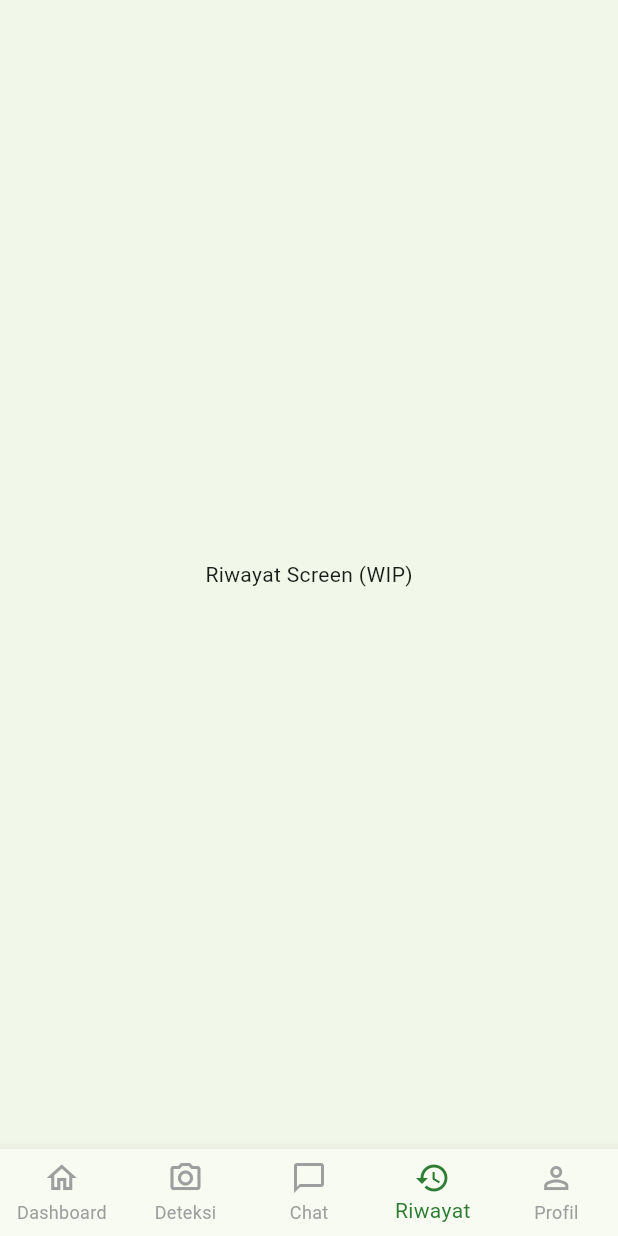
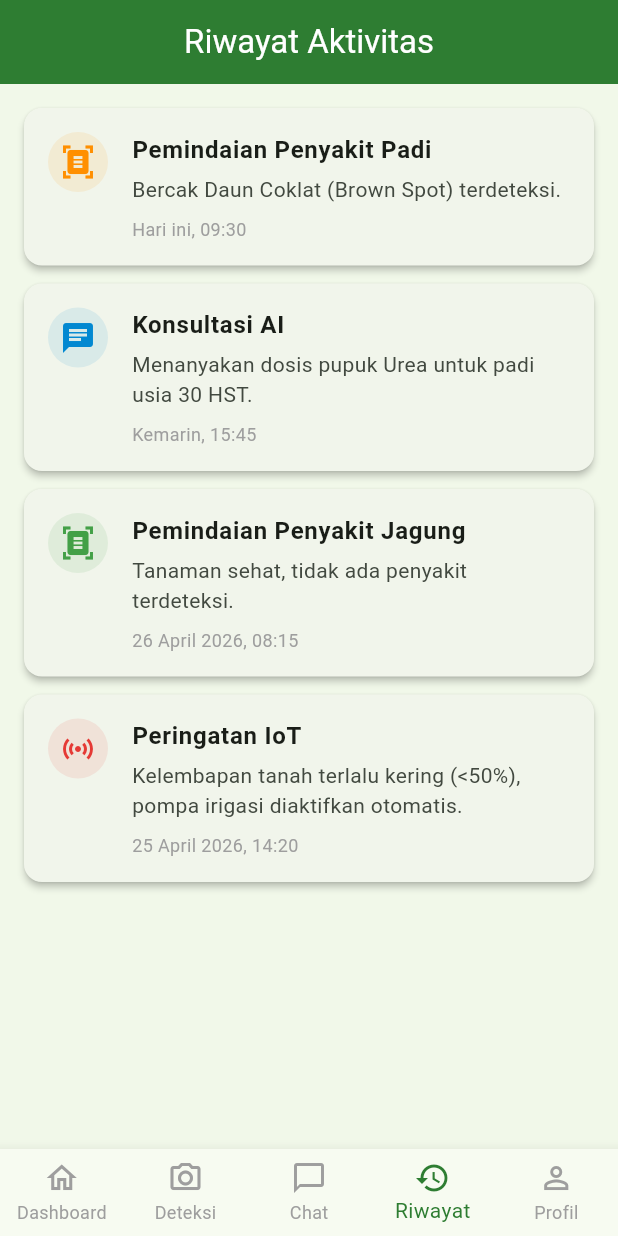
Before and after one commit to FFNugraha/Ruz.ai, a Flutter app: the screen it shows after launch, item 4 of the bottom bar chosen, on a phone screen of 412 x 824 dp. Run offline on Flutter 3.47's test engine with Material 3 defaults, Android fonts, the phone set to English and light mode, and no system bars; our stand-ins replace firebase_core, firebase_messaging, flutter_dotenv, flutter_tts, google_generative_ai, image_picker and 1 more; missing offline and left inert: mqtt_client; accounts and stored records are empty; network calls fail.

Commit message:
feat: implement dashboard and profile screens, IoT MQTT service, and main application shell

```diff
--- a/lib/app/app.dart
+++ b/lib/app/app.dart
@@ -4,6 +4,8 @@ import '../shared/widgets/ruzai_bottom_nav.dart';
 import '../features/dashboard/screens/dashboard_screen.dart';
 import '../features/detection/screens/camera_screen.dart';
 import '../features/chat/screens/chat_screen.dart';
+import '../features/history/screens/history_screen.dart';
+import '../features/profile/screens/profile_screen.dart';
 
 class RuzaiApp extends StatelessWidget {
   const RuzaiApp({super.key});
@@ -45,8 +47,8 @@ class _MainScreenState extends State<MainScreen> {
     const DashboardScreen(),
     const CameraScreen(),
     const ChatScreen(),
-    const Center(child: Text('Riwayat Screen (WIP)')),
-    const Center(child: Text('Profile Screen (WIP)')),
+    const HistoryScreen(),
+    const ProfileScreen(),
   ];
 
   @override
--- /dev/null
+++ b/lib/features/history/screens/history_screen.dart
@@ -0,0 +1,89 @@
+import 'package:flutter/material.dart';
+import '../../../core/constants/app_colors.dart';
+
+class HistoryScreen extends StatelessWidget {
+  const HistoryScreen({super.key});
+
+  @override
+  Widget build(BuildContext context) {
+    // Dummy data for history
+    final historyItems = [
+      {
+        'title': 'Pemindaian Penyakit Padi',
+        'subtitle': 'Bercak Daun Coklat (Brown Spot) terdeteksi.',
+        'date': 'Hari ini, 09:30',
+        'icon': Icons.document_scanner,
+        'color': AppColors.warning,
+      },
+      {
+        'title': 'Konsultasi AI',
+        'subtitle': 'Menanyakan dosis pupuk Urea untuk padi usia 30 HST.',
+        'date': 'Kemarin, 15:45',
+        'icon': Icons.chat,
+        'color': AppColors.info,
+      },
+      {
+        'title': 'Pemindaian Penyakit Jagung',
+        'subtitle': 'Tanaman sehat, tidak ada penyakit terdeteksi.',
+        'date': '26 April 2026, 08:15',
+        'icon': Icons.document_scanner,
+        'color': AppColors.success,
+      },
+      {
+        'title': 'Peringatan IoT',
+        'subtitle': 'Kelembapan tanah terlalu kering (<50%), pompa irigasi diaktifkan otomatis.',
+        'date': '25 April 2026, 14:20',
+        'icon': Icons.sensors,
+        'color': AppColors.danger,
+      },
+    ];
+
+    return Scaffold(
+      appBar: AppBar(
+        title: const Text('Riwayat Aktivitas'),
+        elevation: 0,
+      ),
+      body: ListView.builder(
+        padding: const EdgeInsets.all(16),
+        itemCount: historyItems.length,
+        itemBuilder: (context, index) {
+          final item = historyItems[index];
+          return Card(
+            elevation: 2,
+            margin: const EdgeInsets.only(bottom: 12),
+            shape: RoundedRectangleBorder(
+              borderRadius: BorderRadius.circular(12),
+            ),
+            child: ListTile(
+              contentPadding: const EdgeInsets.symmetric(horizontal: 16, vertical: 8),
+              leading: CircleAvatar(
+                backgroundColor: (item['color'] as Color).withOpacity(0.1),
+                child: Icon(
+                  item['icon'] as IconData,
+                  color: item['color'] as Color,
+                ),
+              ),
+              title: Text(
+                item['title'] as String,
+                style: const TextStyle(fontWeight: FontWeight.bold),
+              ),
+              subtitle: Column(
+                crossAxisAlignment: CrossAxisAlignment.start,
+                children: [
+                  const SizedBox(height: 4),
+                  Text(item['subtitle'] as String),
+                  const SizedBox(height: 8),
+                  Text(
+                    item['date'] as String,
+                    style: const TextStyle(fontSize: 12, color: Colors.grey),
+                  ),
+                ],
+              ),
+              isThreeLine: true,
+            ),
+          );
+        },
+      ),
+    );
+  }
+}
```
Also changed, not shown: lib/core/services/iot_service.dart (+23 -12 lines), lib/features/dashboard/screens/dashboard_screen.dart (+16 -10 lines), lib/features/profile/screens/profile_screen.dart (added, +130 -0 lines), 1 other file.
